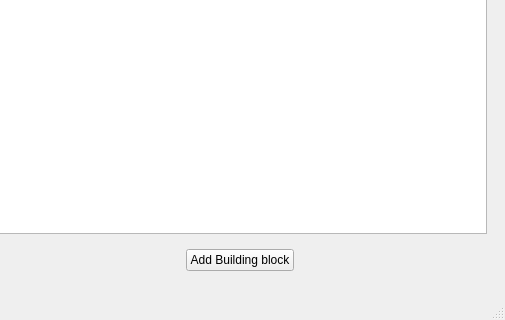
The window that src/mainwindow.ui (jfouche/bbm) describes before a commit, drawn with Qt 5; both pictures show x 295 to 800 and y 280 to 600 of the 800 by 600 pixel window.
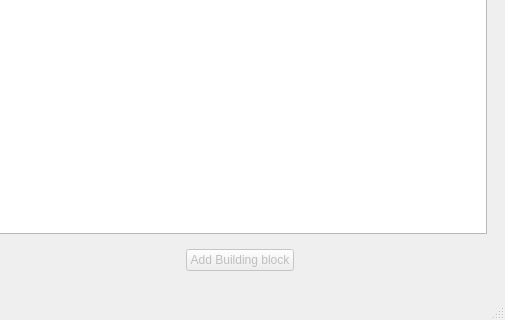
The same window after the commit.

What changed in the file:
```diff
--- a/src/mainwindow.ui
+++ b/src/mainwindow.ui
@@ -142,6 +142,9 @@
            </item>
            <item>
             <widget class="QPushButton" name="btnAssignBbToProject">
+             <property name="enabled">
+              <bool>false</bool>
+             </property>
              <property name="text">
               <string>Add Building block</string>
              </property>
```
